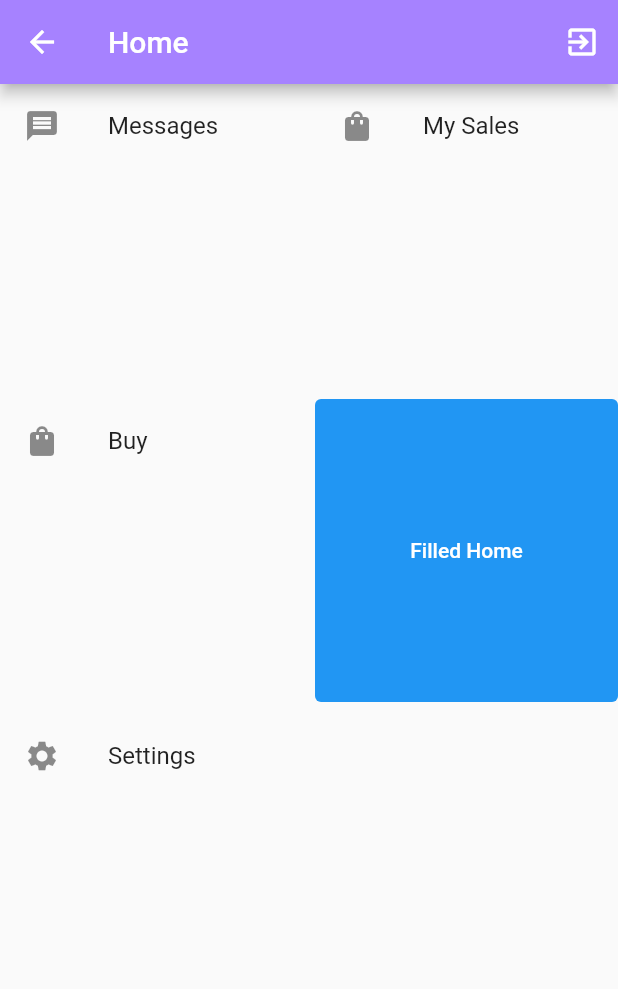
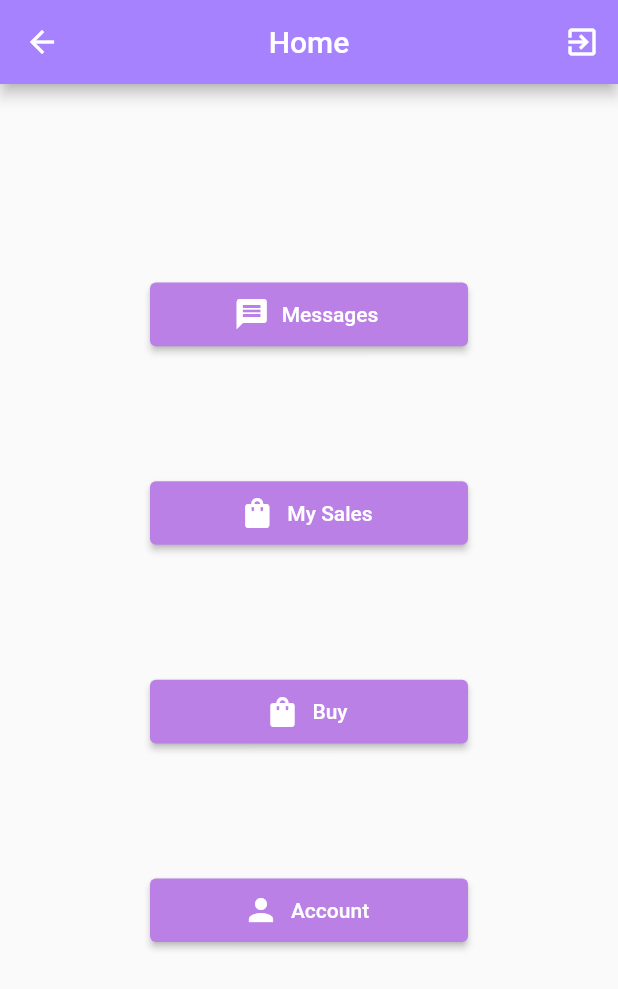
Before and after one commit to saveCraigslistTeam/craigslist, a Flutter app: the Home screen opened by its route, on a phone screen of 412 x 824 dp. Shown: the top 989 px of the screen. Run offline on Flutter 3.47's test engine with Material 2 defaults, Android fonts, the phone set to English and light mode, and no system bars; our stand-ins replace cached_network_image, dropdown_button2, expandable, flutter_login, image_picker; missing offline and left inert: amplify_api, amplify_auth_cognito, amplify_authenticator, amplify_core, amplify_datastore, amplify_flutter and 1 more.

Commit message:
removed routes from app drawer into a grid and added account screen. Implemented delete account functionality.

```diff
--- a/lib/theme/theme_constants.dart
+++ b/lib/theme/theme_constants.dart
@@ -0,0 +1,5 @@
+import 'package:flutter/material.dart';
+
+ThemeData lightTheme = ThemeData(brightness: Brightness.light);
+
+ThemeData darkTheme = ThemeData(brightness: Brightness.dark);
--- a/lib/theme/theme_manager.dart
+++ b/lib/theme/theme_manager.dart
@@ -5,8 +5,8 @@ class ThemeManager with ChangeNotifier {
 
   get themeMode => _themeMode;
 
-  toggleTheme() {
-    _themeMode = themeMode ? ThemeMode.dark : ThemeMode.light;
+  toggleTheme(bool isDark) {
+    _themeMode = isDark ? ThemeMode.dark : ThemeMode.light;
     notifyListeners();
   }
 }
--- a/lib/views/navigation/app.dart
+++ b/lib/views/navigation/app.dart
@@ -1,5 +1,7 @@
 // ignore_for_file: avoid_print
+import 'package:craigslist/theme/theme_constants.dart';
 import 'package:craigslist/theme/theme_manager.dart';
+import 'package:craigslist/views/navigation/account.dart';
 import 'package:craigslist/views/navigation/home.dart';
 import 'package:craigslist/views/messages/messages_detail.dart';
 import 'package:craigslist/views/navigation/login.dart';
@@ -20,6 +22,8 @@ import 'package:amplify_storage_s3/amplify_storage_s3.dart';
 import '../../../../models/ModelProvider.dart';
 // ignore: unused_import
 import 'package:amplify_authenticator/amplify_authenticator.dart';
+
+ThemeManager _themeManager = ThemeManager();
 
 class App extends StatefulWidget {
   static const String title = "craigslist";
@@ -44,6 +48,7 @@ class _AppState extends State<App> {
     final routes = {
       '/': (context) => const Login(),
       '/home': (context) => const Home(),
+      '/account': (context) => const Account(),
       '/mySales': (context) => MySales(
             DataStore: _dataStorePlugin,
             Storage: storage,
@@ -95,10 +100,30 @@ class _AppState extends State<App> {
           ),
         ),
       ),
-      themeMode: context.read<ThemeManager>().themeMode,
+      // theme: lightTheme,
+      // darkTheme: darkTheme,
+      // themeMode: _themeManager.themeMode,
       // initialRoute: '/mySales',
       initialRoute: '/',
       routes: routes,
     );
   }
 }
+
+
+// ThemeData(
+//         colorScheme: ColorScheme.fromSeed(
+//             brightness: Brightness.light,
+//             primary: const Color.fromRGBO(178, 235, 242, 1),
+//             onPrimary: Colors.black,
+//             secondary: const Color.fromRGBO(206, 147, 216, 1),
+//             onSecondary: Colors.black,
+//             error: Colors.purple,
+//             onError: Colors.purple,
+//             background: Colors.purple,
+//             onBackground: Colors.purple,
+//             surface: Colors.purple,
+//             onSurface: Colors.purple,
+//             seedColor: const Color.fromRGBO(206, 147, 216, 1)),
+//         useMaterial3: true,
+//       ),
--- a/lib/views/navigation/home.dart
+++ b/lib/views/navigation/home.dart
@@ -60,70 +60,123 @@ class _HomeState extends State<Home> {
         title: const Text('Home'),
         backgroundColor: const Color(0xffA682FF),
         actions: [
+          // IconButton(
+          //     //onPressed: (),
+          //     icon: const Icon(Icons.dark_mode_outlined)),
           IconButton(
               onPressed: (() {
                 signOut();
               }),
               icon: const Icon(Icons.exit_to_app_outlined))
         ],
-        // centerTitle: true,
+        centerTitle: true,
       ),
       body: GridView(
         gridDelegate: const SliverGridDelegateWithFixedCrossAxisCount(
-            crossAxisCount: 2,
-            childAspectRatio: 1,
-            mainAxisSpacing: 8,
-            crossAxisSpacing: 8),
-        padding: EdgeInsets.zero,
+            crossAxisCount: 1,
+            childAspectRatio: 5,
+            mainAxisSpacing: 90,
+            crossAxisSpacing: 1),
+        padding: const EdgeInsets.only(left: 100, right: 100),
         children: <Widget>[
-          ListTile(
-            leading: const Icon(Icons.message),
-            title: const Text('Messages'),
-            onTap: () => {
+          const SizedBox(
+            height: 25,
+          ),
+          ElevatedButton.icon(
+            icon: const Icon(Icons.message),
+            onPressed: () => {
               Navigator.pushNamed(context, '/inbox', arguments: [userName])
             },
+            style: ElevatedButton.styleFrom(
+                primary: Color.fromARGB(255, 186, 128, 230)),
+            label: const Text('Messages'),
           ),
-          // ListTile(
-          //   leading: const Icon(Icons.home),
-          //   title: const Text('Home'),
-          //   onTap: () => {Navigator.pushNamed(context, '/home')},
-          // ),
-          ListTile(
-            leading: const Icon(Icons.shopping_bag),
-            title: const Text('My Sales'),
-            onTap: () => {
+          ElevatedButton.icon(
+            icon: const Icon(Icons.shopping_bag),
+            onPressed: () => {
               Navigator.pushNamed(context, '/mySales', arguments: [userName])
             },
+            style: ElevatedButton.styleFrom(
+                primary: Color.fromARGB(255, 186, 128, 230)),
+            label: const Text('My Sales'),
           ),
-          ListTile(
-            leading: const Icon(Icons.shopping_bag),
-            title: const Text('Buy'),
-            onTap: () => {
+          ElevatedButton.icon(
+            icon: const Icon(Icons.shopping_bag),
+            onPressed: () => {
               Navigator.pushNamed(context, '/allSales', arguments: [userName])
             },
+            style: ElevatedButton.styleFrom(
+                primary: Color.fromARGB(255, 186, 128, 230)),
+            label: const Text('Buy'),
           ),
-          ElevatedButton(
+          // ElevatedButton.icon(
+          //   icon: const Icon(Icons.home),
+          //   onPressed: () => {Navigator.pushNamed(context, '/home')},
+          //   label: const Text('Home'),
+          // ),
+          ElevatedButton.icon(
+            icon: const Icon(Icons.person),
+            onPressed: () => {Navigator.pushNamed(context, '/account')},
+            label: const Text('Account'),
             style: ElevatedButton.styleFrom(
-                    // Foreground color
-                    //onPrimary: Theme.of(context).colorScheme.onSecondaryContainer,
-                    // Background color
-                    //primary: Theme.of(context).colorScheme.secondaryContainer,
-                    )
-                .copyWith(elevation: ButtonStyleButton.allOrNull(0.0)),
-            onPressed: () => {Navigator.pushNamed(context, '/home')},
-            child: const Text('Filled Home'),
-          ),
-          // const ElevatedButton(
-          //   leading: Icon(Icons.account_circle),
-          //   title: Text('Account'),
-          // ),
-          ListTile(
-            leading: const Icon(Icons.settings),
-            title: const Text('Settings'),
-            onTap: () => {Navigator.pushNamed(context, '/home')},
+                primary: Color.fromARGB(255, 186, 128, 230)),
           ),
         ],
       ),
     );
   }
 }
+
+
+// const DrawerHeader(
+//                 decoration: BoxDecoration(
+//                   color: Color(0xffA682FF),
+//                 ),
+//                 child: Text(
+//                   'Drawer Header',
+//                   style: TextStyle(
+//                     color: Colors.white,
+//                     fontSize: 24,
+//                   ),
+//                 ),
+//               ),
+//               ListTile(
+//                 leading: const Icon(Icons.message),
+//                 title: const Text('Messages'),
+//                 onTap: () => {
+//                   Navigator.pushNamed(context, '/inbox', arguments: [userName])
+//                 },
+//               ),
+//               ListTile(
+//                 leading: const Icon(Icons.home),
+//                 title: const Text('Home'),
+//                 onTap: () => {Navigator.pushNamed(context, '/home')},
+//               ),
+//               ListTile(
+//                 leading: const Icon(Icons.shopping_bag),
+//                 title: const Text('My Sales'),
+//                 onTap: () => {
+//                   Navigator.pushNamed(context, '/mySales',
+//                       arguments: [userName])
+//                 },
+//               ),
+//               ListTile(
+//                 leading: const Icon(Icons.shopping_bag),
+//                 title: const Text('Buy'),
+//                 onTap: () => {
+//                   Navigator.pushNamed(context, '/allSales',
+//                       arguments: [userName])
+//                 },
+//               ),
+//               const ListTile(
+//                 leading: Icon(Icons.account_circle),
+//                 title: Text('Account'),
+//               ),
+//               ListTile(
+//                 leading: const Icon(Icons.settings),
+//                 title: const Text('Settings'),
+//                 onTap: () => {Navigator.pushNamed(context, '/home')},
+//               ),
+//             ],
+//           ),
+//         ),
```
Also changed, not shown: lib/views/navigation/account.dart (added, +74 -0 lines).
